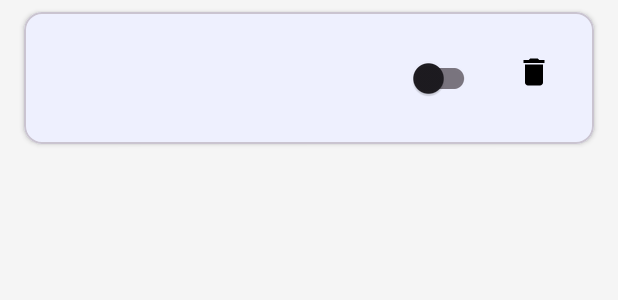
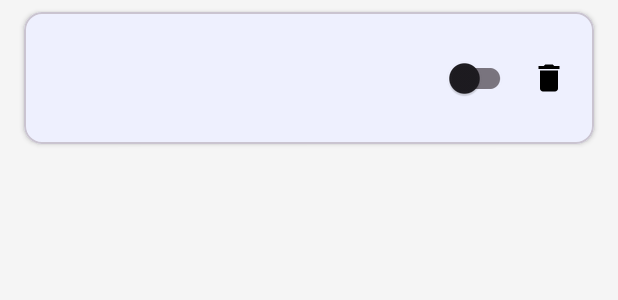
Before and after one commit to marcoperic/DiabetesNotificaionsAndroid, an Android app: the layout item_notification_rule.xml on its own in the app's theme, with its tools: preview values and no code run, on a phone screen of 412 x 824 dp. Shown: the top 300 px of the screen. Run offline under Robolectric (Android 15) with nearby library versions, the phone set to English and light mode, and no system bars.

Commit message:
minor formatting changes

```diff
--- a/app/src/main/res/layout/fragment_settings.xml
+++ b/app/src/main/res/layout/fragment_settings.xml
@@ -55,6 +55,7 @@
         android:layout_height="wrap_content">
 
         <LinearLayout
+            android:visibility="gone"
             android:layout_width="match_parent"
             android:layout_height="wrap_content"
             android:orientation="vertical"
--- a/app/src/main/res/layout/item_notification_rule.xml
+++ b/app/src/main/res/layout/item_notification_rule.xml
@@ -13,7 +13,8 @@
         android:layout_width="380dp"
         android:layout_height="match_parent"
         android:orientation="horizontal"
-        android:padding="20dp">
+        android:paddingVertical="20dp"
+        android:paddingHorizontal="10dp">
 
         <LinearLayout
             android:layout_width="0dp"
@@ -56,10 +57,11 @@
                 android:id="@+id/enableSwitch"
                 android:layout_width="wrap_content"
                 android:layout_height="wrap_content"
-                android:layout_marginEnd="16dp" />
+                android:layout_marginEnd="2dp" />
 
             <ImageButton
                 android:id="@+id/deleteButton"
+                android:layout_marginVertical="4dp"
                 android:layout_width="wrap_content"
                 android:layout_height="wrap_content"
                 android:background="?attr/selectableItemBackgroundBorderless"
```
